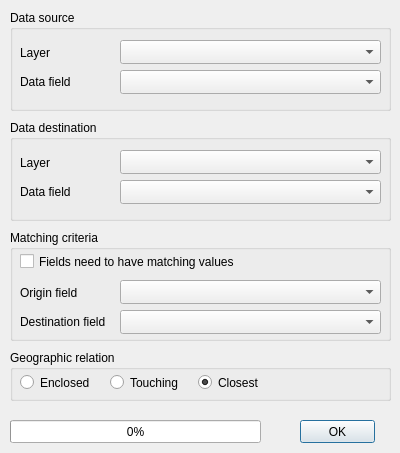
Above: gis/forms/ui_simple_tag.ui from AequilibraE/qaequilibrae before the change. Below: the same form after it.
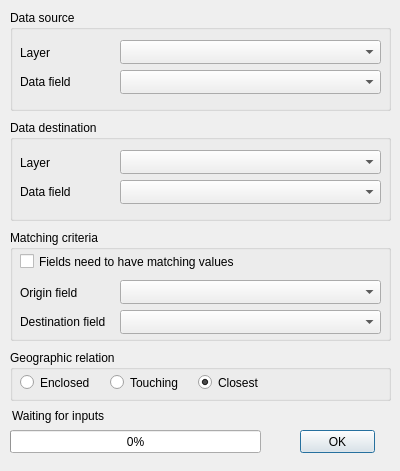
That is the form after the change.

Commit message: Finishes simple tag tool

```diff
--- a/gis/forms/ui_simple_tag.ui
+++ b/gis/forms/ui_simple_tag.ui
@@ -7,7 +7,7 @@
     <x>0</x>
     <y>0</y>
     <width>400</width>
-    <height>453</height>
+    <height>471</height>
    </rect>
   </property>
   <property name="font">
@@ -282,7 +282,7 @@
    <property name="geometry">
     <rect>
      <x>10</x>
-     <y>420</y>
+     <y>430</y>
      <width>251</width>
      <height>23</height>
     </rect>
@@ -295,7 +295,7 @@
    <property name="geometry">
     <rect>
      <x>300</x>
-     <y>420</y>
+     <y>430</y>
      <width>75</width>
      <height>23</height>
     </rect>
@@ -304,6 +304,19 @@
     <string>OK</string>
    </property>
   </widget>
+  <widget class="QLabel" name="lbl_operation">
+   <property name="geometry">
+    <rect>
+     <x>12</x>
+     <y>408</y>
+     <width>211</width>
+     <height>16</height>
+    </rect>
+   </property>
+   <property name="text">
+    <string>Waiting for inputs</string>
+   </property>
+  </widget>
  </widget>
  <resources/>
  <connections/>
```
The commit also changes 2 other files.
